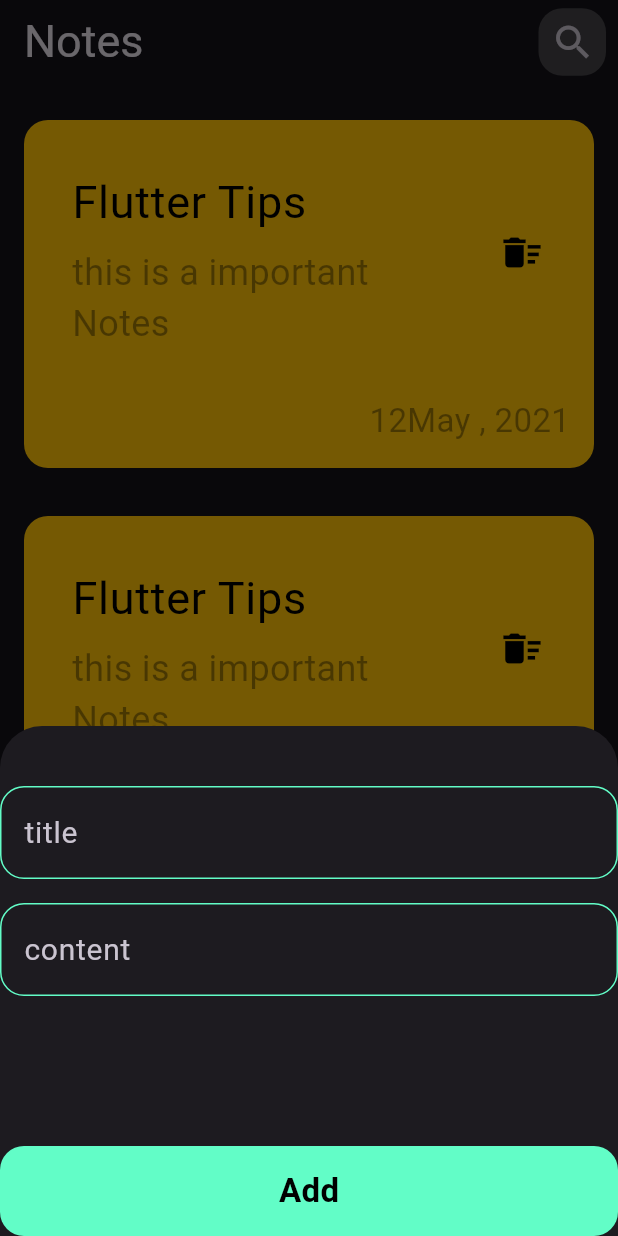
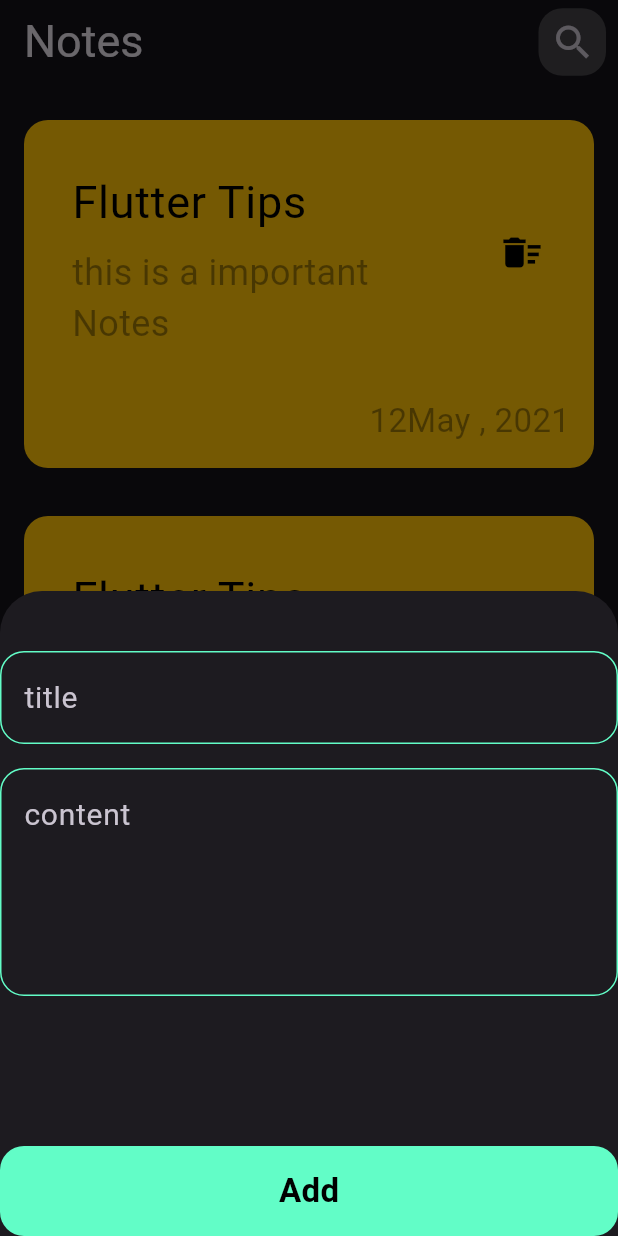
Before and after one commit to Abdalah-eslam/NotesApp, a Flutter app: the screen it shows after launch, after a tap on the "add" icon, on a phone screen of 412 x 824 dp. Run offline on Flutter 3.47's test engine with Material 3 defaults, Android fonts, the phone set to English and light mode, and no system bars.

Commit message:
finish Ui

```diff
--- a/lib/widgets/customTextfeild.dart
+++ b/lib/widgets/customTextfeild.dart
@@ -2,12 +2,19 @@ import 'package:flutter/material.dart';
 import 'package:note_app/constant/constantvalue.dart';
 
 class Customtextfeild extends StatelessWidget {
-  const Customtextfeild({super.key, required this.hint});
+  const Customtextfeild({
+    super.key,
+    required this.hint,
+    this.maxLines = 1, // Default value for maxLines
+  });
+
   final String hint;
-  // final int maxlines;
+  final int maxLines;
+
   @override
   Widget build(BuildContext context) {
     return TextField(
+      maxLines: maxLines,
       decoration: InputDecoration(
         hintText: hint,
         hintStyle: const TextStyle(
--- a/lib/widgets/sheetview.dart
+++ b/lib/widgets/sheetview.dart
@@ -15,9 +15,8 @@ class Sheetview extends StatelessWidget {
         top: 8.0,
         bottom: MediaQuery.of(context).viewInsets.bottom,
       ),
-      child: SingleChildScrollView(
-        child: Container(
-          child: const Column(
+      child: const SingleChildScrollView(
+        child: Column(
           children: [
             SizedBox(
               height: 32,
@@ -30,6 +29,7 @@ class Sheetview extends StatelessWidget {
             ),
             Customtextfeild(
               hint: 'content',
+              maxLines: 5,
             ),
             SizedBox(
               height: 100,
@@ -38,7 +38,6 @@ class Sheetview extends StatelessWidget {
           ],
         ),
       ),
-      ),
     );
   }
 }
```
Also changed, not shown: lib/views/editNoteview.dart (added, +54 -0 lines), lib/widgets/customNoteitem.dart (+11 -0 lines). Lines whose indentation alone changed are shown as unchanged.
